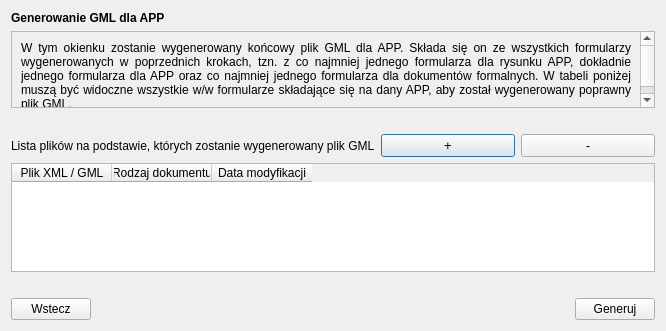
envirosolutionspl/wtyczka_qgis_app, file modules/app/views/ui/generowanie_gml_dialog_base.ui: the form before one commit.
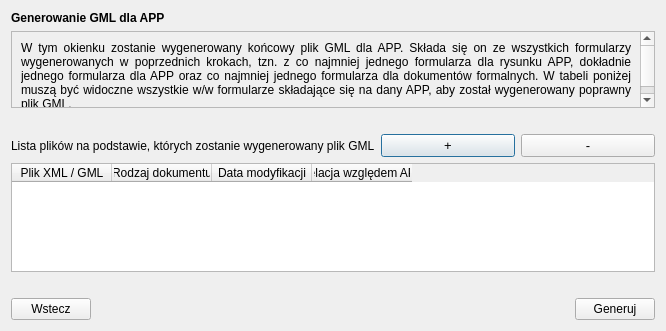
The form after the commit.

Commit message: Dodanie kolumny 'relacja z APP' dla dokumentów formalnych (krok 6/6)

Patch:
```diff
--- a/modules/app/views/ui/generowanie_gml_dialog_base.ui
+++ b/modules/app/views/ui/generowanie_gml_dialog_base.ui
@@ -131,6 +131,11 @@
          <string>Data modyfikacji</string>
         </property>
        </column>
+       <column>
+        <property name="text">
+         <string>Relacja względem APP</string>
+        </property>
+       </column>
       </widget>
      </item>
      <item>
```
Left out of the diff: 4 changed lines with no effect on the pictures. The commit also changes 2 other files.
